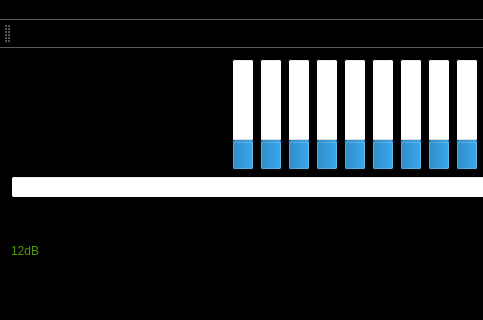
This is mainwindow.ui in carpco/ProjectDSP as Qt 5 draws it before an edit; both pictures show x 0 to 483 and y 0 to 320 of the 739 by 619 pixel window. The edited form follows.
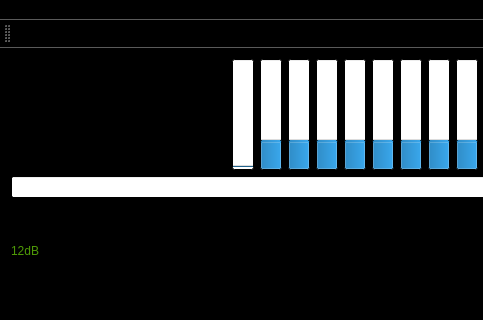
This is the edited form. Icons and pictures are not drawn.

Diff of the .ui file:
```diff
--- a/mainwindow.ui
+++ b/mainwindow.ui
@@ -154,8 +154,11 @@
        <layout class="QHBoxLayout" name="horizontalLayout_9">
         <item>
          <widget class="QProgressBar" name="progressBar_2">
+          <property name="maximum">
+           <number>250</number>
+          </property>
           <property name="value">
-           <number>24</number>
+           <number>0</number>
           </property>
           <property name="orientation">
            <enum>Qt::Vertical</enum>
```
